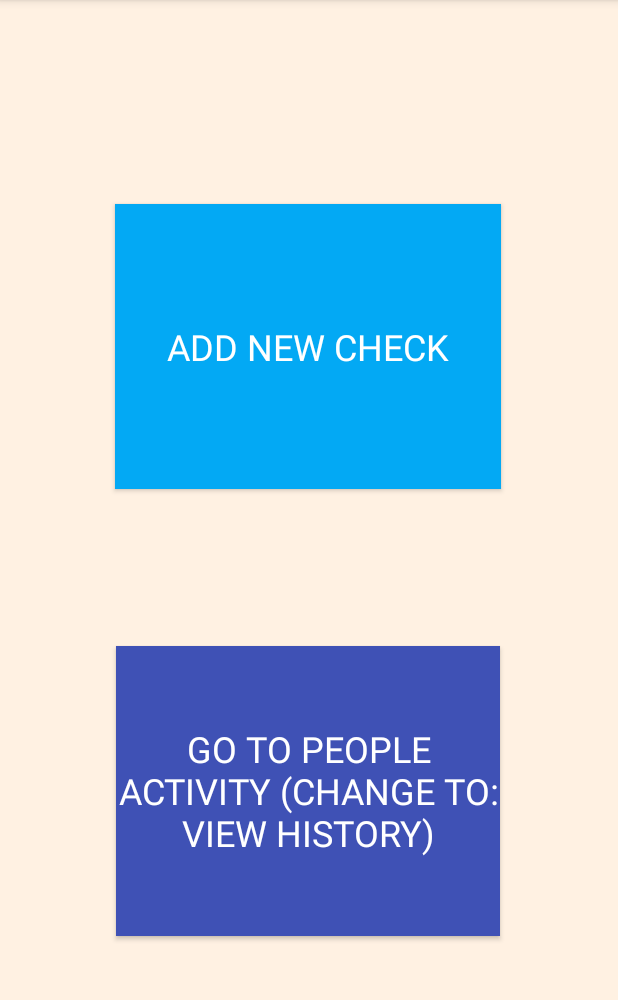
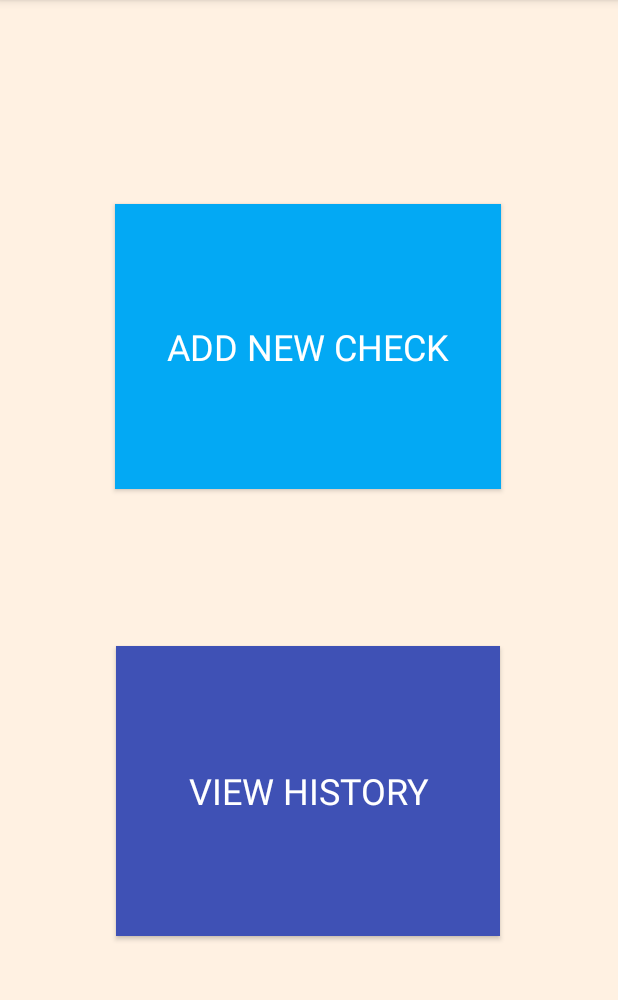
Before and after one commit to willardperalta/ics466, an Android app: the screen it shows after launch (MainActivity), on a phone screen of 412 x 824 dp, the part 84-1084 px from its top. Run offline under Robolectric (Android 15) with nearby library versions, the phone set to English and light mode, and no system bars; Roboto replaces fonts that are not available here.

Commit message:
created History activity and linked to main activity

```diff
--- a/OneCheck/app/src/main/java/com/example/onecheck/MainActivity.java
+++ b/OneCheck/app/src/main/java/com/example/onecheck/MainActivity.java
@@ -14,8 +14,8 @@ public class MainActivity extends AppCompatActivity {
         setContentView(R.layout.activity_main);
     }
 
-    public void launchPeopleActivity(View view) {
-        Intent intent = new Intent(this, People.class);
+    public void launchHistoryActivity(View view) {
+        Intent intent = new Intent(this, History.class);
         startActivity(intent);
     }
 
--- a/OneCheck/app/src/main/res/layout/activity_main.xml
+++ b/OneCheck/app/src/main/res/layout/activity_main.xml
@@ -13,8 +13,8 @@
         android:layout_marginBottom="144dp"
         android:background="#3F51B5"
         android:fontFamily="@font/voltaire"
-        android:onClick="launchPeopleActivity"
-        android:text="GO TO PEOPLE ACTIVITY (Change to: view history)"
+        android:onClick="launchHistoryActivity"
+        android:text="view history"
         android:textSize="24sp"
         android:textColor="#ffffff"
         app:layout_constraintBottom_toBottomOf="parent"
```
Also changed, not shown: OneCheck/app/src/main/AndroidManifest.xml (+8 -0 lines), OneCheck/app/src/main/java/com/example/onecheck/History.java (added, +14 -0 lines), OneCheck/app/src/main/res/layout/activity_history.xml (added, +9 -0 lines).
